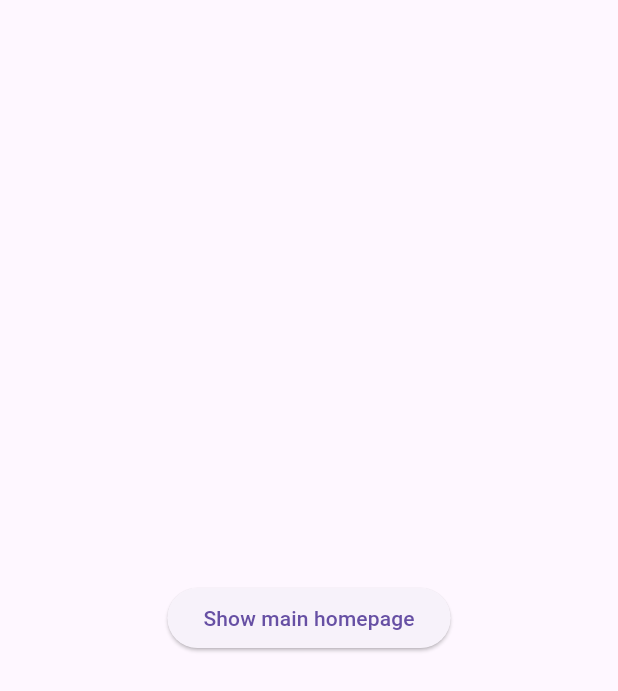
After one commit to hvaandres/starving_flutter, a Flutter app: the OpenUrlScreen screen opened directly, after a tap on "Show main homepage", on a phone screen of 412 x 824 dp. The commit adds this screen. Shown: the top 691 px of the screen. Run offline on Flutter 3.47's test engine with Material 3 defaults, Android fonts, the phone set to English and light mode, and no system bars; our stand-ins replace flutter_dotenv.

Commit message:
[CBo] example for open url

```diff
--- a/lib/shared/examples/screens/examples_screen.dart
+++ b/lib/shared/examples/screens/examples_screen.dart
@@ -11,6 +11,7 @@ enum ItemExampleEnum {
   customEditText,
   customAssetImage,
   cardOptions,
+  openUrl,
 }
 
 typedef ItemExample = ({String name, ItemExampleEnum idItem});
@@ -53,6 +54,7 @@ class ExamplesScreen extends StatelessWidget {
       name: 'Card Options',
       idItem: ItemExampleEnum.cardOptions,
     ));
+    itemExampleList.add((name: 'Open Url', idItem: ItemExampleEnum.openUrl));
 
     return Scaffold(
       appBar: AppBar(title: const Text('Examples')),
@@ -90,6 +92,9 @@ class ExamplesScreen extends StatelessWidget {
                 case ItemExampleEnum.cardOptions:
                   screen = const CardOptionsScreen();
                   break;
+                case ItemExampleEnum.openUrl:
+                  screen = const OpenUrlScreen();
+                  break;
               }
 
               Navigator.push(
--- /dev/null
+++ b/lib/shared/examples/screens/open_url_screen.dart
@@ -0,0 +1,25 @@
+import 'package:flutter/material.dart';
+import 'package:url_launcher/url_launcher.dart' show launchUrl;
+
+class OpenUrlScreen extends StatelessWidget {
+  const OpenUrlScreen({super.key});
+
+  @override
+  Widget build(BuildContext context) {
+    return Scaffold(
+      body: Center(
+        child: ElevatedButton(
+          onPressed: _launchUrl,
+          child: Text('Show main homepage'),
+        ),
+      ),
+    );
+  }
+
+  _launchUrl() async {
+    final Uri url = Uri.parse("https://github.com/hvaandres");
+    if (!await launchUrl(url)) {
+      throw Exception('Could not launch $url');
+    }
+  }
+}
--- a/lib/shared/examples/screens/screens.dart
+++ b/lib/shared/examples/screens/screens.dart
@@ -4,6 +4,7 @@ export 'custom_card_icon_screen.dart';
 export 'custom_edit_text_screen.dart';
 export 'dynamic_card_screen.dart';
 export 'examples_screen.dart';
+export 'open_url_screen.dart';
 export 'paragraph_card_screen.dart';
 export 'simple_form_bottomsheet_screen.dart';
 export 'skeleton_dynamic_container_screen.dart';
--- a/pubspec.yaml
+++ b/pubspec.yaml
@@ -35,6 +35,7 @@ dependencies:
   # Use with the CupertinoIcons class for iOS style icons.
   cupertino_icons: ^1.0.8
   flutter_dotenv: ^5.2.1
+  url_launcher: ^6.3.1
 
 dev_dependencies:
   flutter_test:
```
Also changed, not shown: 9 other files.
